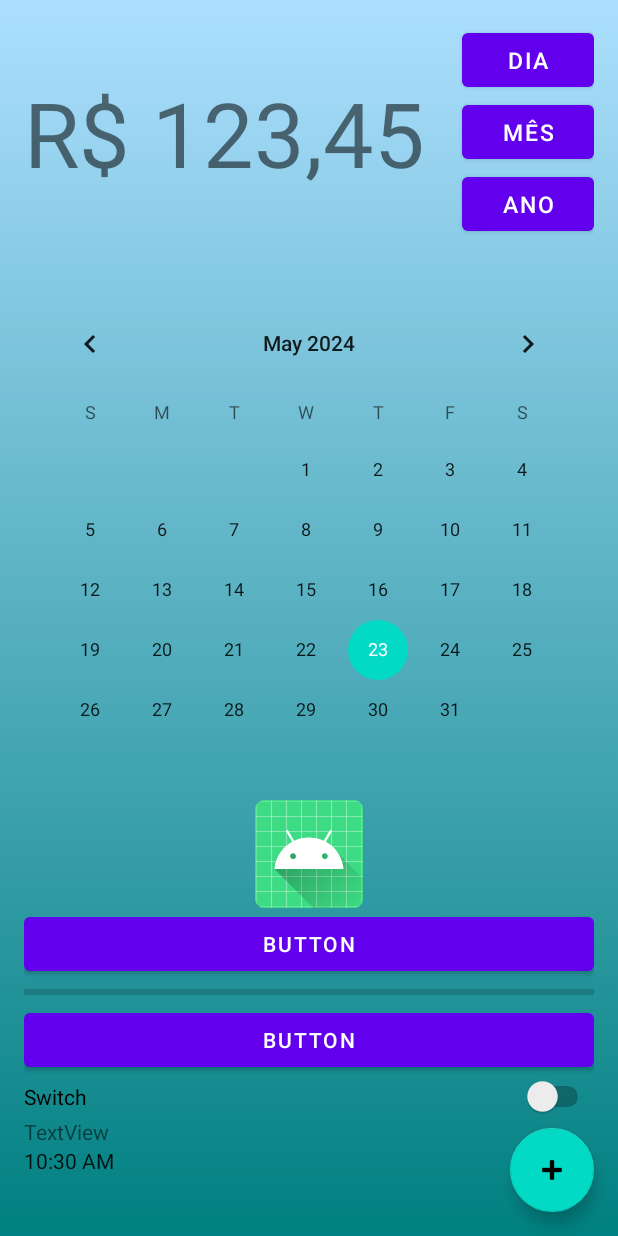
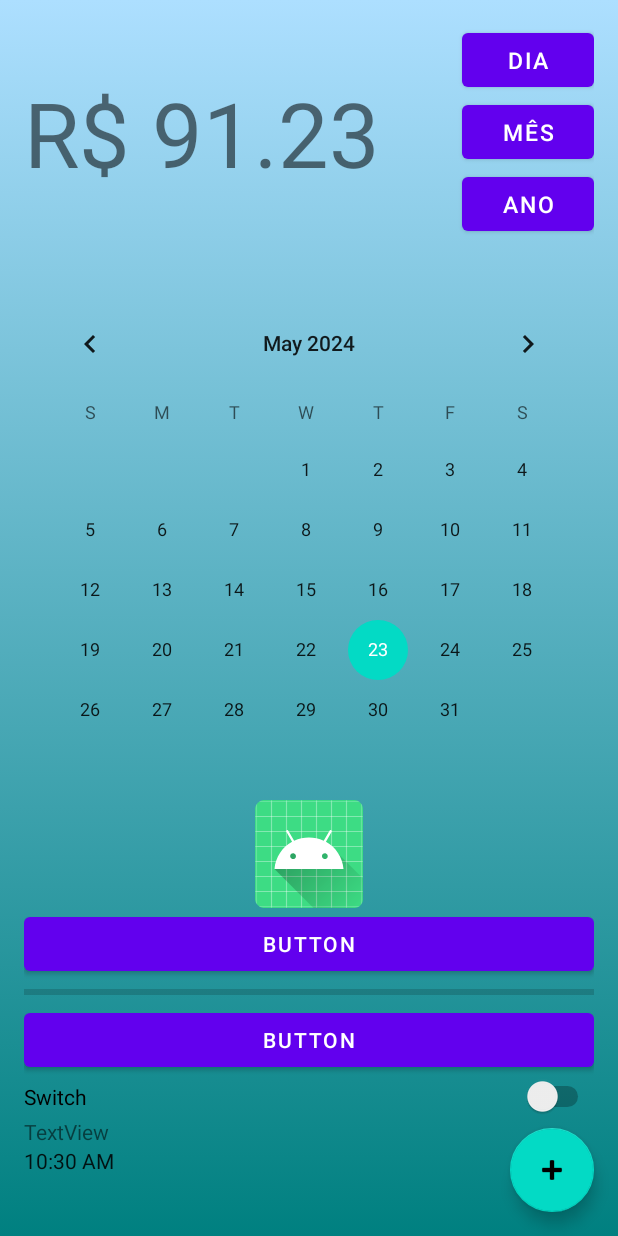
Before and after one commit to brunoastephan/MAC350---Controle.se, an Android app: the screen it shows after launch (MainActivity), on a phone screen of 412 x 824 dp. Run offline under Robolectric (Android 15) with nearby library versions, the phone set to English and light mode, and no system bars.

Commit message:
adiciona visualização inicial de total de transações

```diff
--- a/app/src/main/java/fb/controle/se/activities/MainActivity.kt
+++ b/app/src/main/java/fb/controle/se/activities/MainActivity.kt
@@ -2,13 +2,39 @@ package fb.controle.se.activities
 
 import androidx.appcompat.app.AppCompatActivity
 import android.os.Bundle
+import android.util.Log
+import android.widget.TextView
 import fb.controle.se.R
+import fb.controle.se.database.DatabaseContract
+import fb.controle.se.database.DbHelper
+import fb.controle.se.database.DbReadController
+import fb.controle.se.database.DbTransactionReader
+import fb.controle.se.database.DbWriteController
 
 class MainActivity : AppCompatActivity() {
     override fun onCreate(savedInstanceState: Bundle?) {
         super.onCreate(savedInstanceState)
         setContentView(R.layout.activity_main)
 
+
+        this.deleteDatabase(DbHelper.DATABASE_NAME)
+
+        val writer = DbWriteController(this)
+        writer.addCategory("teste", "t")
+        writer.addCategory("sicrano", "s")
+
+
+        writer.addTransaction("2024-05-17 23:19:32", 12.5F, 1)
+        writer.addTransaction("2022-12-31 21:19:32", 33.5F, 2)
+        writer.addTransaction("2023-04-17 19:23:32", 45.23F, 1)
+
+        val readController = DbTransactionReader(this)
+
+        Log.i("SQL", "transaction total: ${readController.readTransactionTotal()}")
+
+        val transactionTotalView = findViewById<TextView>(R.id.TransactionTotalView)
+        transactionTotalView.text = getString(R.string.transaction_total).format(readController.readTransactionTotal())
+
         supportActionBar?.hide()
     }
 }
--- a/app/src/main/res/layout/activity_main.xml
+++ b/app/src/main/res/layout/activity_main.xml
@@ -64,7 +64,6 @@
             android:id="@+id/TransactionTotalView"
             android:layout_width="wrap_content"
             android:layout_height="wrap_content"
-            android:text="R$ 123,45"
             android:textSize="60sp"
             app:layout_constraintBottom_toBottomOf="parent"
             app:layout_constraintStart_toStartOf="parent"
--- a/app/src/main/res/values/strings.xml
+++ b/app/src/main/res/values/strings.xml
@@ -5,5 +5,6 @@
     <string name="year_button">ANO</string>
     <string name="create_new_transaction">Criar nova transação</string>
     <string name="transaction_statistics_descripition">Estatísticas de transações registradas no aplicativo</string>
+    <string name="transaction_total">R$ %1$.2f</string>
 
 </resources>
```
